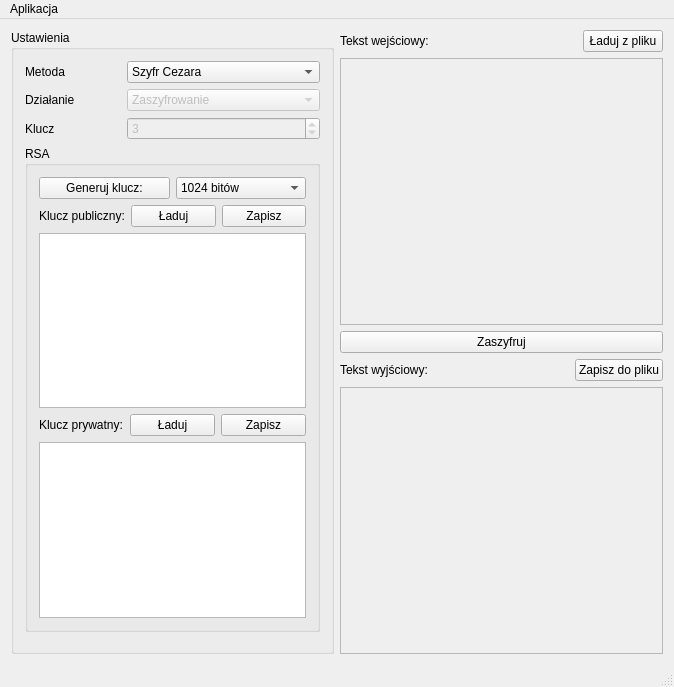
The window that mainwindow.ui (pbanaszkiewicz/Khrypto) describes before a commit, drawn with Qt 5.
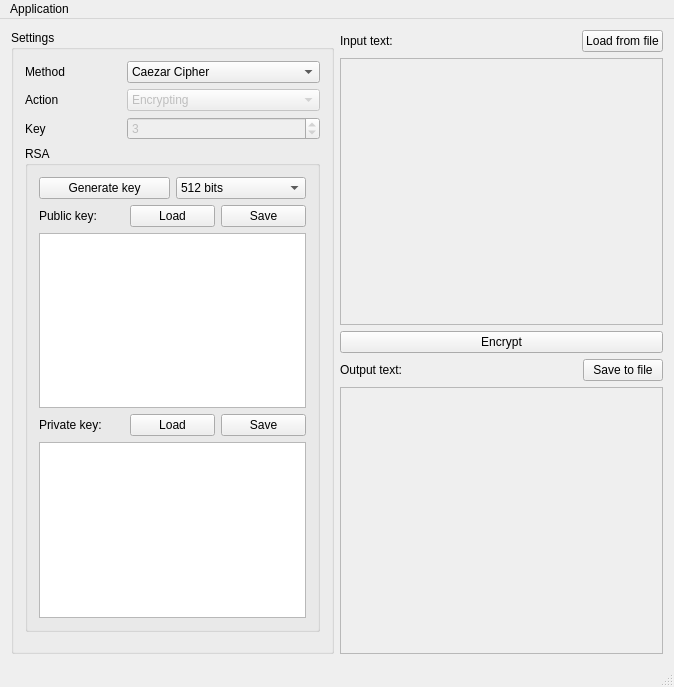
The same window after the commit. Icons and pictures are not drawn.

```diff
--- a/mainwindow.ui
+++ b/mainwindow.ui
@@ -25,7 +25,7 @@
     <item>
      <widget class="QGroupBox" name="gbSettings">
       <property name="title">
-       <string>Ustawienia</string>
+       <string>Settings</string>
       </property>
       <layout class="QVBoxLayout" name="verticalLayout_3" stretch="1,0,0">
        <item>
@@ -36,7 +36,7 @@
          <item row="0" column="0">
           <widget class="QLabel" name="label">
            <property name="text">
-            <string>Metoda</string>
+            <string>Method</string>
            </property>
           </widget>
          </item>
@@ -44,7 +44,7 @@
           <widget class="QComboBox" name="cbMethod">
            <item>
             <property name="text">
-             <string>Szyfr Cezara</string>
+             <string>Caezar Cipher</string>
             </property>
            </item>
            <item>
@@ -72,7 +72,7 @@
          <item row="1" column="0">
           <widget class="QLabel" name="label_2">
            <property name="text">
-            <string>Działanie</string>
+            <string>Action</string>
            </property>
           </widget>
          </item>
@@ -83,7 +83,7 @@
            </property>
            <item>
             <property name="text">
-             <string>Zaszyfrowanie</string>
+             <string>Encrypting</string>
             </property>
            </item>
            <item>
@@ -96,7 +96,7 @@
          <item row="2" column="0">
           <widget class="QLabel" name="label_3">
            <property name="text">
-            <string>Klucz</string>
+            <string>Key</string>
            </property>
           </widget>
          </item>
@@ -132,23 +132,23 @@
             <item>
              <widget class="QPushButton" name="pushButton">
               <property name="text">
-               <string>Generuj klucz:</string>
+               <string>Generate key</string>
               </property>
              </widget>
             </item>
             <item>
              <widget class="QComboBox" name="comboBox">
               <property name="currentIndex">
-               <number>1</number>
+               <number>0</number>
               </property>
               <item>
                <property name="text">
-                <string>512 bitów</string>
+                <string>512 bits</string>
                </property>
               </item>
               <item>
                <property name="text">
-                <string>1024 bitów</string>
+                <string>1024 bits</string>
                </property>
               </item>
               <item>
@@ -175,21 +175,21 @@
             <item>
              <widget class="QLabel" name="label_6">
               <property name="text">
-               <string>Klucz publiczny:</string>
+               <string>Public key:</string>
               </property>
              </widget>
             </item>
             <item>
              <widget class="QPushButton" name="btnRSALoad1">
               <property name="text">
-               <string>Ładuj</string>
+               <string>Load</string>
               </property>
              </widget>
             </item>
             <item>
              <widget class="QPushButton" name="btnRSASave1">
               <property name="text">
-               <string>Zapisz</string>
+               <string>Save</string>
               </property>
              </widget>
             </item>
@@ -207,21 +207,21 @@
             <item>
              <widget class="QLabel" name="label_5">
               <property name="text">
-               <string>Klucz prywatny:</string>
+               <string>Private key:</string>
               </property>
              </widget>
             </item>
             <item>
              <widget class="QPushButton" name="btnRSALoad2">
               <property name="text">
-               <string>Ładuj</string>
+               <string>Load</string>
               </property>
              </widget>
             </item>
             <item>
              <widget class="QPushButton" name="btnRSASave2">
               <property name="text">
-               <string>Zapisz</string>
+               <string>Save</string>
               </property>
              </widget>
             </item>
@@ -260,7 +260,7 @@
         <item>
          <widget class="QLabel" name="LInput">
           <property name="text">
-           <string>Tekst wejściowy:</string>
+           <string>Input text:</string>
           </property>
          </widget>
         </item>
@@ -280,7 +280,7 @@
         <item>
          <widget class="QPushButton" name="btnLoad">
           <property name="text">
-           <string>Ładuj z pliku</string>
+           <string>Load from file</string>
           </property>
          </widget>
         </item>
@@ -296,7 +296,7 @@
       <item>
        <widget class="QPushButton" name="btnCode">
         <property name="text">
-         <string>Zaszyfruj</string>
+         <string>Encrypt</string>
         </property>
        </widget>
       </item>
@@ -305,7 +305,7 @@
         <item>
          <widget class="QLabel" name="LOutput">
           <property name="text">
-           <string>Tekst wyjściowy:</string>
+           <string>Output text:</string>
           </property>
          </widget>
         </item>
@@ -325,7 +325,7 @@
         <item>
          <widget class="QPushButton" name="btnSave">
           <property name="text">
-           <string>Zapisz do pliku</string>
+           <string>Save to file</string>
           </property>
          </widget>
         </item>
@@ -351,15 +351,15 @@
      <height>23</height>
     </rect>
    </property>
-   <widget class="QMenu" name="menuPlik">
+   <widget class="QMenu" name="menuApplication">
     <property name="title">
-     <string>Aplikacja</string>
+     <string>Application</string>
     </property>
     <addaction name="actionGeneruj_losowy_klucz"/>
     <addaction name="separator"/>
     <addaction name="actionWyj_cie"/>
    </widget>
-   <addaction name="menuPlik"/>
+   <addaction name="menuApplication"/>
   </widget>
   <widget class="QStatusBar" name="statusBar"/>
   <action name="actionGeneruj_losowy_klucz">
```
Left out of the diff: 26 changed lines with no effect on the pictures.
